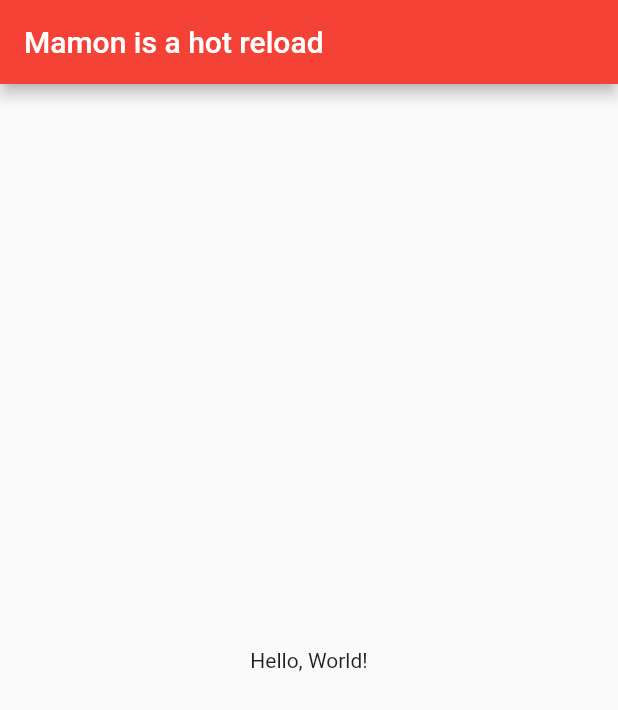
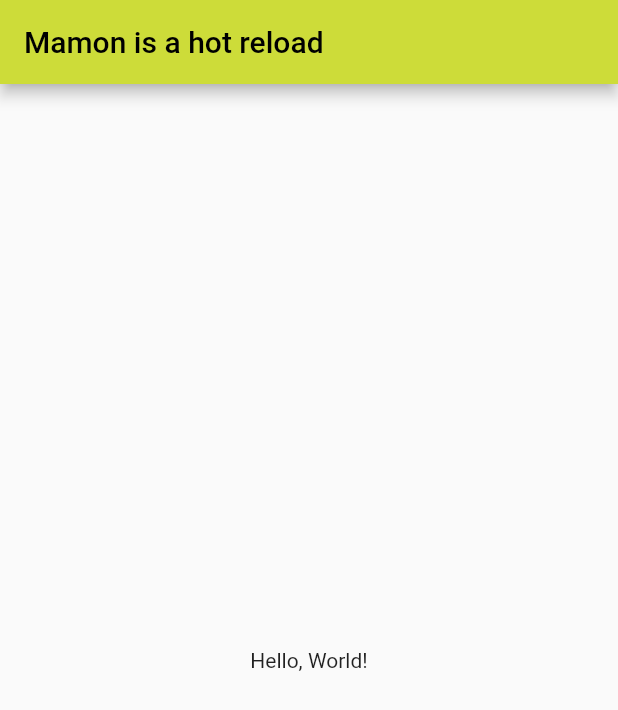
Before and after one commit to mkgueco/flutLab_snadbox, a Flutter app: the screen it shows after launch, on a phone screen of 412 x 824 dp. Shown: the top 710 px of the screen. Run offline on Flutter 3.47's test engine with Material 2 defaults, Android fonts, the phone set to English and light mode, and no system bars.

Commit message:
turotial things

```diff
--- a/lib/main.dart
+++ b/lib/main.dart
@@ -1,18 +1,26 @@
 import 'package:flutter/material.dart';
 
-void main() => runApp(MyApp());
+String getFullName(String firstName, String lastName) {
+  return '$firstName $lastName';
+}
+
+void main() {
+  runApp(MyApp());
+}
 
 class MyApp extends StatelessWidget {
   // This widget is the root of your application.
   @override
   Widget build(BuildContext context) {
+    print(getFullName('foo', 'bar'));
+
     return MaterialApp(
       // Application name
       title: 'Flutter Hello World',
       // Application theme data, you can set the colors for the application as
       // you want
       theme: ThemeData(
-        primarySwatch: Colors.red,
+        primarySwatch: Colors.lime,
       ),
       // A widget which will be started on application startup
       home: MyHomePage(title: 'Mamon is a hot reload'),
```
